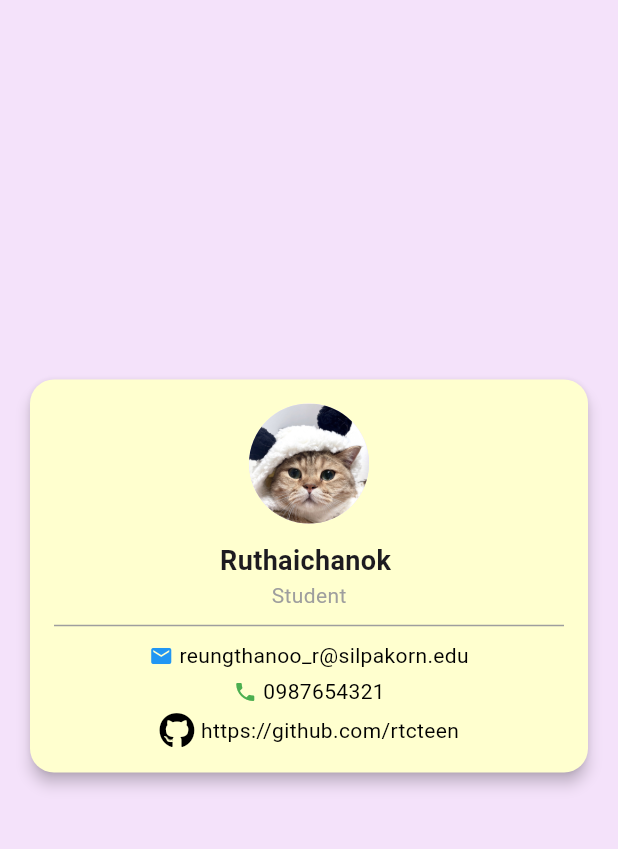
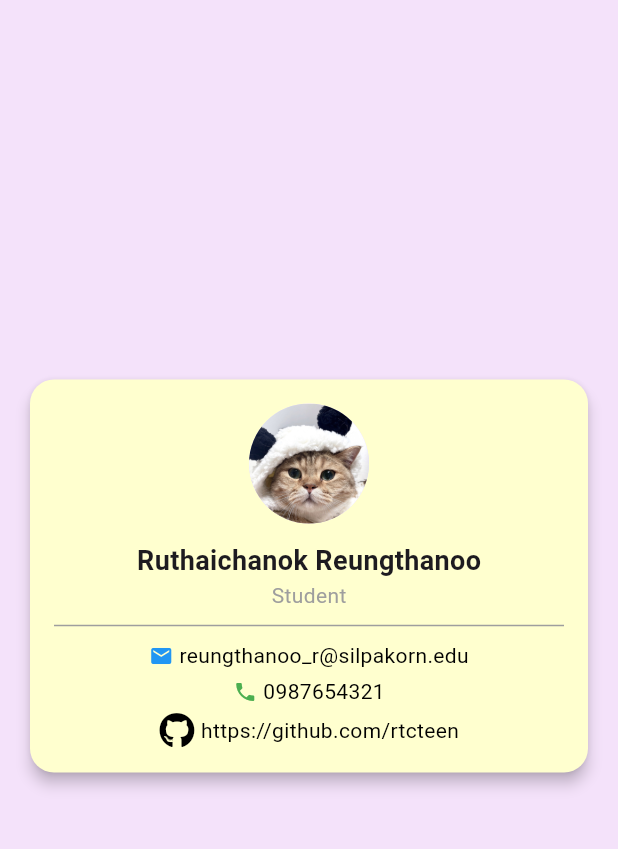
Before and after one commit to rtcteen/final_exam_630710390, a Flutter app: the screen it shows after launch, on a phone screen of 412 x 824 dp, the part 84-933 px from its top. Run offline on Flutter 3.47's test engine with Material 3 defaults, Android fonts, the phone set to English and light mode, and no system bars; our stand-ins replace font_awesome_flutter.

Commit message:
ready_for_exam

```diff
--- a/lib/home_page.dart
+++ b/lib/home_page.dart
@@ -38,7 +38,7 @@ class HomePage extends StatelessWidget {
         child: Center(
           child: ProfileCard(
             // ใช้ ProfileCard widget สำหรับแสดงข้อมูลของผู้ใช้
-            name: 'Ruthaichanok ',
+            name: 'Ruthaichanok Reungthanoo',
             position: 'Student',
             email: 'reungthanoo_r@silpakorn.edu',
             phoneNumber: '0987654321',
--- a/lib/profile.dart
+++ b/lib/profile.dart
@@ -93,7 +93,7 @@ class ProfileCard extends StatelessWidget {
                   Icon(FontAwesomeIcons.github, size: 24, color: isDarkMode ? Colors.white : Colors.black), //เปลี่ยนสีไอคอน
                   const SizedBox(width: 4),  // เว้นช่องว่างระหว่างไอคอนและข้อความ
                   // แสดงลิงค์
-                  Text(gitHub, style: TextStyle(color: isDarkMode ? Colors.black : Colors.black)), //เปลี่ยนสีข้อความ
+                  Text(gitHub, style: TextStyle(color: isDarkMode ? Colors.white : Colors.black)), //เปลี่ยนสีข้อความ
                 ],
               ),
             ],
```
